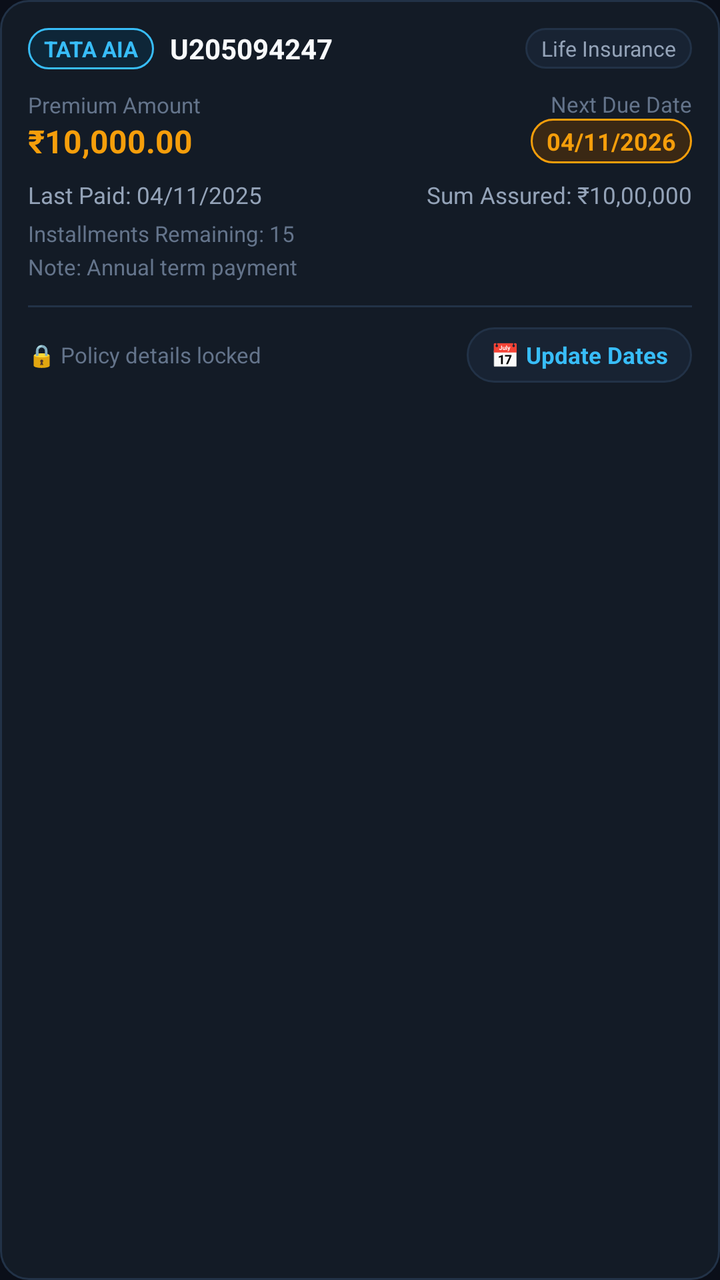
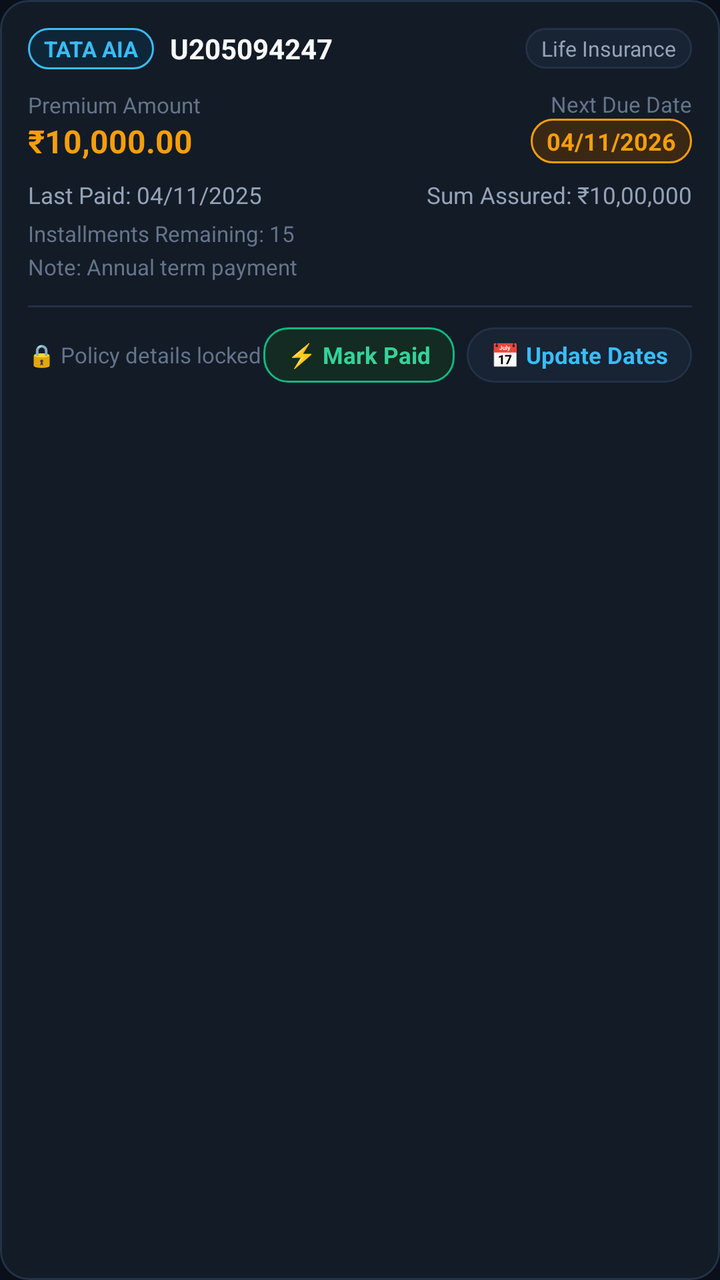

Two renders of the same Android screen: before a commit and after it. Below are the layout's source before the change and the commit's diff.
<!-- AndroidManifest.xml: application theme AppTheme -->
<!-- res/layout/item_policy.xml -->
<?xml version="1.0" encoding="utf-8"?>
<LinearLayout
    xmlns:android="http://schemas.android.com/apk/res/android"
    android:layout_width="match_parent"
    android:layout_height="wrap_content"
    android:orientation="vertical"
    android:background="@drawable/bg_card"
    android:padding="14dp"
    android:layout_marginBottom="10dp">

    
    <LinearLayout
        android:layout_width="match_parent"
        android:layout_height="wrap_content"
        android:orientation="horizontal"
        android:gravity="center_vertical">

        <TextView
            android:id="@+id/tvPolicySubCategory"
            android:layout_width="wrap_content"
            android:layout_height="wrap_content"
            android:background="@drawable/bg_chip_blue"
            android:text="TATA AIA"
            android:textColor="@color/blue_sky"
            android:textSize="11sp"
            android:textStyle="bold"
            android:paddingStart="8dp"
            android:paddingEnd="8dp"
            android:paddingTop="3dp"
            android:paddingBottom="3dp" />

        <TextView
            android:id="@+id/tvPolicyNumber"
            android:layout_width="0dp"
            android:layout_height="wrap_content"
            android:layout_weight="1"
            android:layout_marginStart="8dp"
            android:text="U205094247"
            android:textColor="@color/text_primary"
            android:textSize="14sp"
            android:textStyle="bold" />

        <TextView
            android:id="@+id/tvPolicyCategory"
            android:layout_width="wrap_content"
            android:layout_height="wrap_content"
            android:background="@drawable/bg_pill_dark"
            android:text="Life Insurance"
            android:textColor="@color/text_secondary"
            android:textSize="10.5sp"
            android:paddingStart="8dp"
            android:paddingEnd="8dp"
            android:paddingTop="3dp"
            android:paddingBottom="3dp" />
    </LinearLayout>

    
    <LinearLayout
        android:layout_width="match_parent"
        android:layout_height="wrap_content"
        android:layout_marginTop="10dp"
        android:orientation="horizontal"
        android:gravity="center_vertical">

        <LinearLayout
            android:layout_width="0dp"
            android:layout_height="wrap_content"
            android:layout_weight="1"
            android:orientation="vertical">

            <TextView
                android:layout_width="wrap_content"
                android:layout_height="wrap_content"
                android:text="Premium Amount"
                android:textColor="@color/text_muted"
                android:textSize="11sp" />

            <TextView
                android:id="@+id/tvPolicyPremium"
                android:layout_width="wrap_content"
                android:layout_height="wrap_content"
                android:text="₹10,000.00"
                android:textColor="@color/amber_gold"
                android:textSize="16sp"
                android:textStyle="bold" />
        </LinearLayout>

        <LinearLayout
            android:layout_width="wrap_content"
            android:layout_height="wrap_content"
            android:orientation="vertical"
            android:gravity="end">

            <TextView
                android:layout_width="wrap_content"
                android:layout_height="wrap_content"
                android:text="Next Due Date"
                android:textColor="@color/text_muted"
                android:textSize="11sp" />

            <TextView
                android:id="@+id/tvPolicyDueDate"
                android:layout_width="wrap_content"
                android:layout_height="wrap_content"
                android:background="@drawable/bg_badge_amber"
                android:text="04/11/2026"
                android:textColor="@color/amber_gold"
                android:textSize="12sp"
                android:textStyle="bold"
                android:paddingStart="8dp"
                android:paddingEnd="8dp"
                android:paddingTop="3dp"
                android:paddingBottom="3dp" />
        </LinearLayout>
    </LinearLayout>

    
    <LinearLayout
        android:layout_width="match_parent"
        android:layout_height="wrap_content"
        android:layout_marginTop="8dp"
        android:orientation="horizontal"
        android:gravity="center_vertical">

        <TextView
            android:id="@+id/tvPolicyLastPaid"
            android:layout_width="0dp"
            android:layout_height="wrap_content"
            android:layout_weight="1"
            android:text="Last Paid: 04/11/2025"
            android:textColor="@color/text_secondary"
            android:textSize="11.5sp" />

        <TextView
            android:id="@+id/tvPolicySumAssured"
            android:layout_width="wrap_content"
            android:layout_height="wrap_content"
            android:text="Sum Assured: ₹10,00,000"
            android:textColor="@color/text_secondary"
            android:textSize="11.5sp" />
    </LinearLayout>

    
    <LinearLayout
        android:id="@+id/layoutPolicyExtraInfo"
        android:layout_width="match_parent"
        android:layout_height="wrap_content"
        android:layout_marginTop="4dp"
        android:orientation="vertical">

        <TextView
            android:id="@+id/tvPolicyInstallments"
            android:layout_width="wrap_content"
            android:layout_height="wrap_content"
            android:text="Installments Remaining: 15"
            android:textColor="@color/text_muted"
            android:textSize="11sp" />

        <TextView
            android:id="@+id/tvPolicyNotes"
            android:layout_width="wrap_content"
            android:layout_height="wrap_content"
            android:layout_marginTop="2dp"
            android:text="Note: Annual term payment"
            android:textColor="@color/text_muted"
            android:textSize="11sp" />
    </LinearLayout>

    
    <View
        android:layout_width="match_parent"
        android:layout_height="1dp"
        android:layout_marginTop="12dp"
        android:layout_marginBottom="10dp"
        android:background="@color/border_dark" />

    
    <LinearLayout
        android:layout_width="match_parent"
        android:layout_height="wrap_content"
        android:orientation="horizontal"
        android:gravity="center_vertical">

        <TextView
            android:id="@+id/tvPolicyLockNotice"
            android:layout_width="0dp"
            android:layout_height="wrap_content"
            android:layout_weight="1"
            android:text="🔒 Policy details locked"
            android:textColor="@color/text_muted"
            android:textSize="11sp" />

        <TextView
            android:id="@+id/btnEditPolicyDates"
            android:layout_width="wrap_content"
            android:layout_height="wrap_content"
            android:background="@drawable/bg_pill_dark"
            android:text="📅 Update Dates"
            android:textColor="@color/blue_sky"
            android:textSize="11.5sp"
            android:textStyle="bold"
            android:paddingStart="12dp"
            android:paddingEnd="12dp"
            android:paddingTop="6dp"
            android:paddingBottom="6dp"
            android:clickable="true"
            android:focusable="true" />
    </LinearLayout>

</LinearLayout>
<!-- resources referenced by this layout -->
<resources>
  <color name="amber_gold">#F59E0B</color>
  <color name="blue_sky">#38BDF8</color>
  <color name="border_dark">#223247</color>
  <color name="text_muted">#64748B</color>
  <color name="text_primary">#F8FAFC</color>
  <color name="text_secondary">#94A3B8</color>
  <!-- drawable bg_badge_amber (drawable) -->
  <?xml version="1.0" encoding="utf-8"?>
  <shape xmlns:android="http://schemas.android.com/apk/res/android"
      android:shape="rectangle">
      <solid android:color="#3A2814" />
      <stroke android:width="1dp" android:color="#F59E0B" />
      <corners android:radius="12dp" />
  </shape>
  <!-- drawable bg_card (drawable) -->
  <?xml version="1.0" encoding="utf-8"?>
  <shape xmlns:android="http://schemas.android.com/apk/res/android"
      android:shape="rectangle">
      <solid android:color="@color/bg_card" />
      <corners android:radius="14dp" />
      <stroke
          android:width="1dp"
          android:color="@color/border_dark" />
  </shape>
  <!-- drawable bg_chip_blue (drawable) -->
  <?xml version="1.0" encoding="utf-8"?>
  <shape xmlns:android="http://schemas.android.com/apk/res/android"
      android:shape="rectangle">
      <solid android:color="@color/blue_bg" />
      <corners android:radius="12dp" />
      <stroke
          android:width="1dp"
          android:color="@color/blue_sky" />
  </shape>
  <!-- drawable bg_pill_dark (drawable) -->
  <?xml version="1.0" encoding="utf-8"?>
  <shape xmlns:android="http://schemas.android.com/apk/res/android"
      android:shape="rectangle">
      <solid android:color="@color/bg_card_secondary" />
      <corners android:radius="20dp" />
      <stroke
          android:width="1dp"
          android:color="@color/border_dark" />
  </shape>
  <style name="AppTheme" parent="Theme.MaterialComponents.DayNight.NoActionBar">
          <item name="colorPrimary">@color/colorPrimary</item>
          <item name="colorPrimaryDark">@color/colorPrimaryDark</item>
          <item name="colorAccent">@color/colorAccent</item>
          <item name="android:windowBackground">@color/bg_dark</item>
          <item name="android:statusBarColor">@color/bg_dark</item>
          <item name="android:navigationBarColor">@color/nav_bottom_bg</item>
          <item name="android:textColorPrimary">@color/text_primary</item>
          <item name="android:textColorSecondary">@color/text_secondary</item>
      </style>
  <color name="bg_card">#131B26</color>
  <color name="blue_bg">#0E2638</color>
  <color name="bg_card_secondary">#182333</color>
  <color name="colorPrimary">#10B981</color>
  <color name="colorPrimaryDark">#0B0F19</color>
  <color name="colorAccent">#10B981</color>
  <color name="bg_dark">#0B0F19</color>
  <color name="nav_bottom_bg">#0E1420</color>
</resources>

<!-- the commit's change to res/layout/item_policy.xml (unified diff, before → after) -->
@@ -189,6 +189,23 @@
             android:text="🔒 Policy details locked"
             android:textColor="@color/text_muted"
             android:textSize="11sp" />
+
+        <TextView
+            android:id="@+id/btnMarkPolicyPaidQuick"
+            android:layout_width="wrap_content"
+            android:layout_height="wrap_content"
+            android:layout_marginEnd="6dp"
+            android:background="@drawable/bg_chip_green"
+            android:text="⚡ Mark Paid"
+            android:textColor="@color/green_mint"
+            android:textSize="11.5sp"
+            android:textStyle="bold"
+            android:paddingStart="12dp"
+            android:paddingEnd="12dp"
+            android:paddingTop="6dp"
+            android:paddingBottom="6dp"
+            android:clickable="true"
+            android:focusable="true" />
 
         <TextView
             android:id="@+id/btnEditPolicyDates"
<!-- resource entries referenced after the edit -->
@@ -3,6 +3,7 @@
   <color name="amber_gold">#F59E0B</color>
   <color name="blue_sky">#38BDF8</color>
   <color name="border_dark">#223247</color>
+  <color name="green_mint">#34D399</color>
   <color name="text_muted">#64748B</color>
   <color name="text_primary">#F8FAFC</color>
   <color name="text_secondary">#94A3B8</color>
@@ -34,6 +35,16 @@
           android:width="1dp"
           android:color="@color/blue_sky" />
   </shape>
+  <!-- drawable bg_chip_green (drawable) -->
+  <?xml version="1.0" encoding="utf-8"?>
+  <shape xmlns:android="http://schemas.android.com/apk/res/android"
+      android:shape="rectangle">
+      <solid android:color="@color/green_bg" />
+      <corners android:radius="12dp" />
+      <stroke
+          android:width="1dp"
+          android:color="@color/green_emerald" />
+  </shape>
   <!-- drawable bg_pill_dark (drawable) -->
   <?xml version="1.0" encoding="utf-8"?>
   <shape xmlns:android="http://schemas.android.com/apk/res/android"
@@ -56,6 +67,8 @@
       </style>
   <color name="bg_card">#131B26</color>
   <color name="blue_bg">#0E2638</color>
+  <color name="green_bg">#132B22</color>
+  <color name="green_emerald">#10B981</color>
   <color name="bg_card_secondary">#182333</color>
   <color name="colorPrimary">#10B981</color>
   <color name="colorPrimaryDark">#0B0F19</color>
